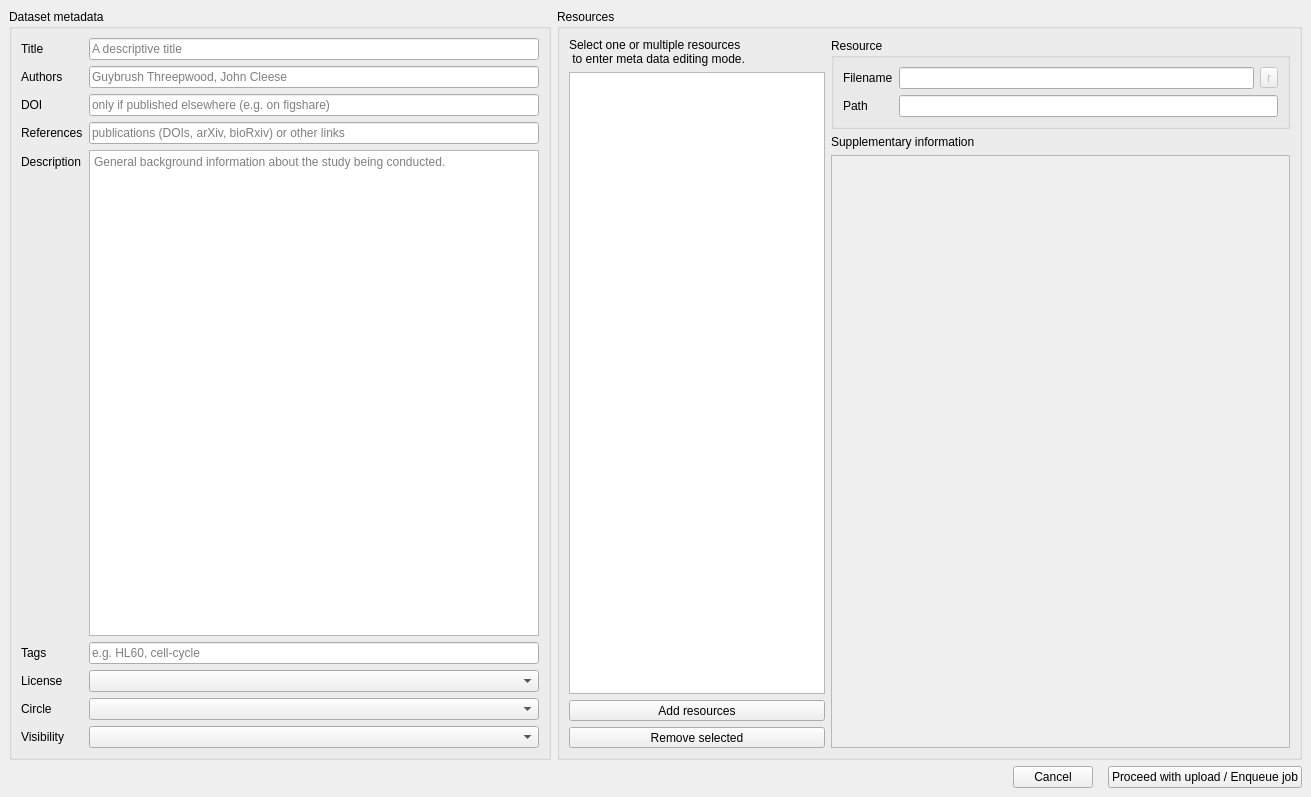
DCOR-dev/DCOR-Aid, file dcoraid/gui/upload/dlg_upload.ui: the form before one commit.
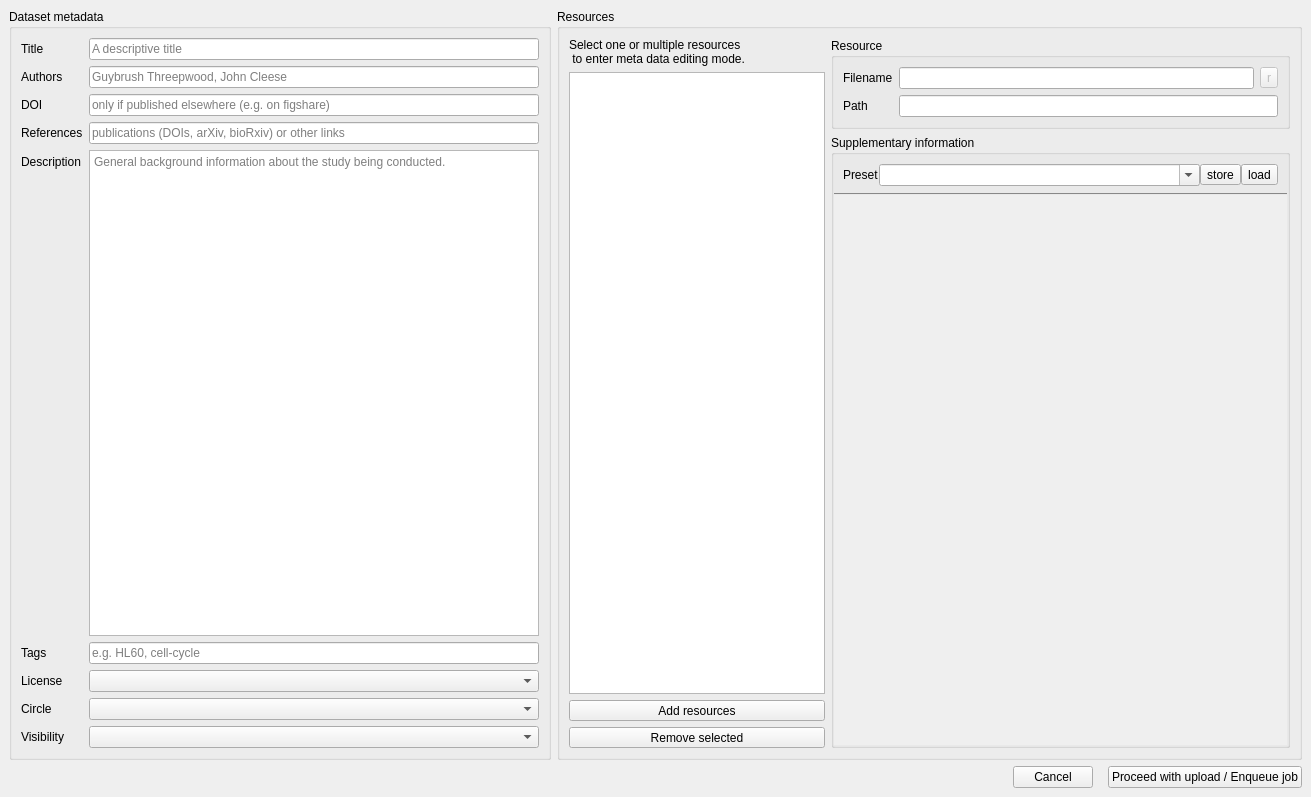
The form after the commit. Icons and pictures are not drawn. Custom widgets are drawn as their Qt base class.

Commit message: feat: implement persistent upload resource schema presets (close #9)

```diff
--- a/dcoraid/gui/upload/dlg_upload.ui
+++ b/dcoraid/gui/upload/dlg_upload.ui
@@ -352,10 +352,84 @@
                <number>0</number>
               </property>
               <item>
-               <widget class="QLabel" name="label_13">
-                <property name="text">
+               <widget class="QGroupBox" name="groupBox_3">
+                <property name="title">
                  <string>Supplementary information</string>
                 </property>
+                <layout class="QVBoxLayout" name="verticalLayout_7">
+                 <property name="spacing">
+                  <number>0</number>
+                 </property>
+                 <property name="leftMargin">
+                  <number>0</number>
+                 </property>
+                 <property name="rightMargin">
+                  <number>0</number>
+                 </property>
+                 <property name="bottomMargin">
+                  <number>0</number>
+                 </property>
+                 <item>
+                  <layout class="QHBoxLayout" name="horizontalLayout_4">
+                   <property name="leftMargin">
+                    <number>9</number>
+                   </property>
+                   <property name="rightMargin">
+                    <number>9</number>
+                   </property>
+                   <property name="bottomMargin">
+                    <number>6</number>
+                   </property>
+                   <item>
+                    <widget class="QLabel" name="label_14">
+                     <property name="text">
+                      <string>Preset</string>
+                     </property>
+                     <property name="buddy">
+                      <cstring>comboBox_preset</cstring>
+                     </property>
+                    </widget>
+                   </item>
+                   <item>
+                    <widget class="QComboBox" name="comboBox_preset">
+                     <property name="sizePolicy">
+                      <sizepolicy hsizetype="Expanding" vsizetype="Fixed">
+                       <horstretch>0</horstretch>
+                       <verstretch>0</verstretch>
+                      </sizepolicy>
+                     </property>
+                     <property name="editable">
+                      <bool>true</bool>
+                     </property>
+                    </widget>
+                   </item>
+                   <item>
+                    <widget class="QToolButton" name="toolButton_preset_store">
+                     <property name="text">
+                      <string>store</string>
+                     </property>
+                    </widget>
+                   </item>
+                   <item>
+                    <widget class="QToolButton" name="toolButton_preset_load">
+                     <property name="text">
+                      <string>load</string>
+                     </property>
+                    </widget>
+                   </item>
+                  </layout>
+                 </item>
+                 <item>
+                  <widget class="Line" name="line">
+                   <property name="styleSheet">
+                    <string notr="true">color:#888</string>
+                   </property>
+                   <property name="frameShadow">
+                    <enum>QFrame::Plain</enum>
+                   </property>
+                   <property name="orientation">
+                    <enum>Qt::Horizontal</enum>
+                   </property>
                </widget>
               </item>
               <item>
@@ -366,6 +440,15 @@
                   <verstretch>0</verstretch>
                  </sizepolicy>
                 </property>
+                   <property name="frameShape">
+                    <enum>QFrame::NoFrame</enum>
+                   </property>
+                   <property name="frameShadow">
+                    <enum>QFrame::Plain</enum>
+                   </property>
+                   <property name="lineWidth">
+                    <number>0</number>
+                   </property>
                 <property name="widgetResizable">
                  <bool>true</bool>
                 </property>
@@ -374,8 +457,8 @@
                   <rect>
                    <x>0</x>
                    <y>0</y>
-                   <width>432</width>
-                   <height>565</height>
+                      <width>428</width>
+                      <height>520</height>
                   </rect>
                  </property>
                  <layout class="QVBoxLayout" name="verticalLayout_6">
@@ -400,6 +483,9 @@
                   </item>
                  </layout>
                 </widget>
+                  </widget>
+                 </item>
+                </layout>
                </widget>
               </item>
              </layout>
```
Lines whose indentation alone changed are shown as unchanged. The commit also changes 4 other files.
